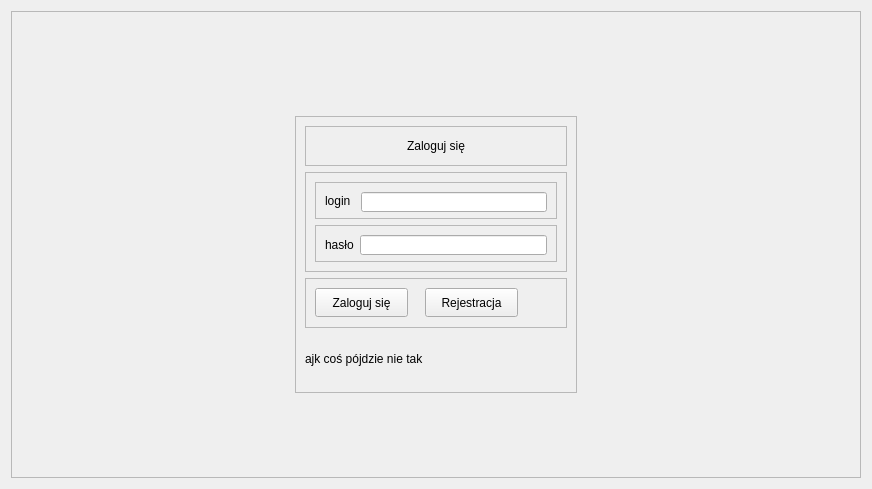
BartoszPietrucha/projekt, file src/UI/templates/LogInPage.ui: the form before one commit.
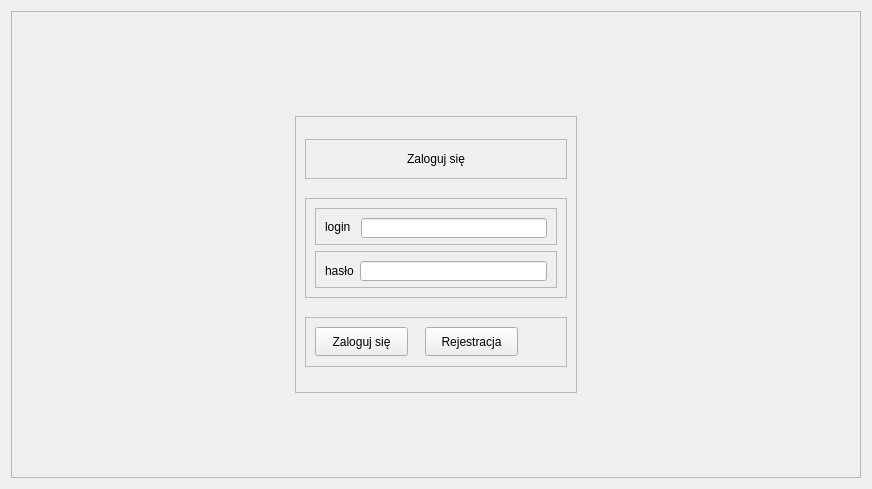
The form after the commit. The open tabs and pages were chosen to show the change. Icons and pictures are not drawn.

What changed in the file:
```diff
--- a/src/UI/templates/LogInPage.ui
+++ b/src/UI/templates/LogInPage.ui
@@ -469,13 +469,6 @@
                 </widget>
                </widget>
               </item>
-              <item>
-               <widget class="QLabel" name="label_4">
-                <property name="text">
-                 <string>ajk coś pójdzie nie tak</string>
-                </property>
-               </widget>
-              </item>
              </layout>
             </widget>
            </item>
```
Left out of the diff: 2 changed lines with no effect on the pictures.
